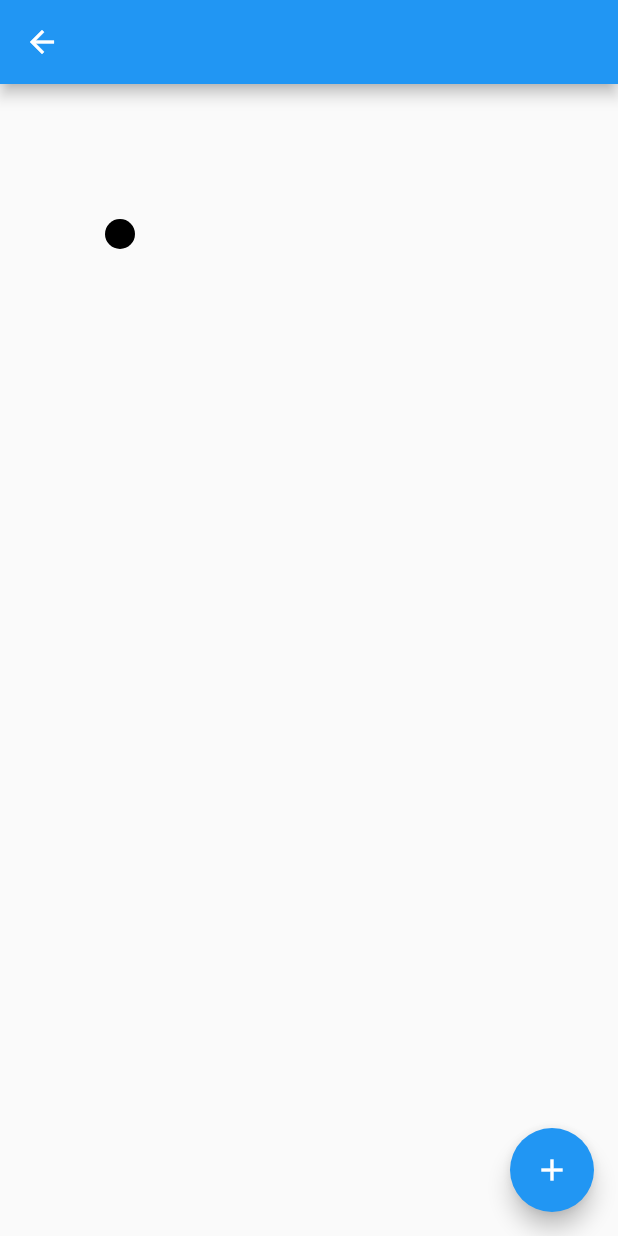
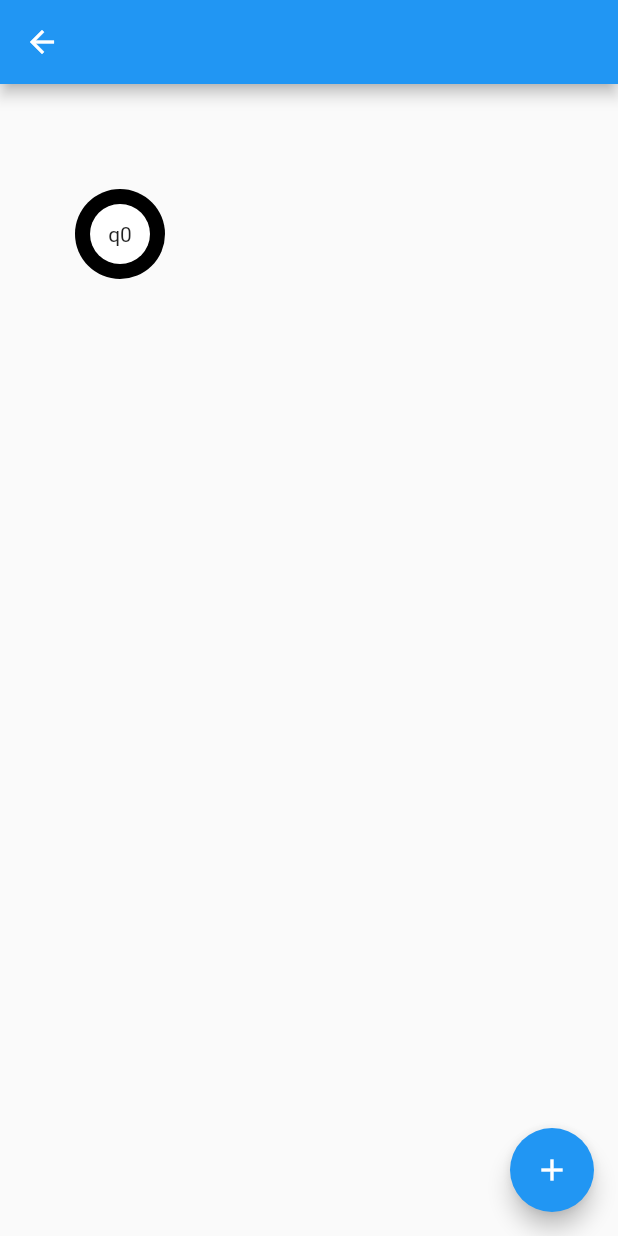
Before and after one commit to YosiKariv1/Automate_Simulator, a Flutter app: the AutomateEditor screen opened directly, after a tap on the "add" icon, on a phone screen of 412 x 824 dp. Run offline on Flutter 3.47's test engine with Material 2 defaults, Android fonts, the phone set to English and light mode, and no system bars; our stand-ins replace carousel_slider.

Commit message:
automate editor chances

```diff
--- a/lib/view/automate/automate_editor.dart
+++ b/lib/view/automate/automate_editor.dart
@@ -10,11 +10,18 @@ class AutomateEditor extends StatefulWidget {
 
 class _AutomateEditorState extends State<AutomateEditor> {
   List<Offset?> circleOffsets = [];
-  double offsetIndexDX = 80;
+  double offsetDX = 80;
 
   void updatePosition(int index, Offset newPosition) {
     setState(() {
       circleOffsets[index] = newPosition;
+    });
+  }
+
+  void addCircle() {
+    setState(() {
+      circleOffsets.add(Offset(offsetDX, 100));
+      ;
     });
   }
 
@@ -24,10 +31,7 @@ class _AutomateEditorState extends State<AutomateEditor> {
       appBar: AppBar(),
       floatingActionButton: FloatingActionButton(
         onPressed: () {
-          setState(() {
-            circleOffsets.add(Offset(offsetIndexDX, 100));
-            offsetIndexDX += 10;
-          });
+          addCircle();
         },
         child: const Icon(Icons.add),
       ),
@@ -38,24 +42,27 @@ class _AutomateEditorState extends State<AutomateEditor> {
             size: Size(MediaQuery.of(context).size.width,
                 MediaQuery.of(context).size.height),
           ),
+          // //check this part, how it works
           ...List.generate(
             circleOffsets.length,
             (index) => circleOffsets[index] != null
                 ? Positioned(
-                    left: circleOffsets[index]!.dx - 10,
-                    top: circleOffsets[index]!.dy - 10,
+                    left: circleOffsets[index]!.dx - 20,
+                    top: circleOffsets[index]!.dy - 20,
                     child: GestureDetector(
                       onPanUpdate: (details) {
                         updatePosition(
                             index, circleOffsets[index]! + details.delta);
                       },
                       child: Container(
-                        width: 20,
-                        height: 20,
+                        alignment: AlignmentDirectional.center,
+                        width: 40,
+                        height: 40,
                         decoration: const BoxDecoration(
                           shape: BoxShape.circle,
-                          color: Colors.transparent,
+                          color: Colors.white,
                         ),
+                        child: Text("q" + index.toString()),
                       ),
                     ),
                   )
--- a/lib/view/automate/custom_paint_circle.dart
+++ b/lib/view/automate/custom_paint_circle.dart
@@ -13,7 +13,7 @@ class NodePaint extends CustomPainter {
 
     for (final circleOffset in circleOffsets) {
       if (circleOffset != null) {
-        canvas.drawCircle(circleOffset, 10, paint);
+        canvas.drawCircle(circleOffset, 30, paint);
       }
     }
   }
@@ -23,3 +23,6 @@ class NodePaint extends CustomPainter {
     return true;
   }
 }
+
+// run in loop for each circle in the circleoffsets list (need to check if its work everytime or just if add a circle)
+// circleoffsets will be the list in the automate class that contains all the circles
```
